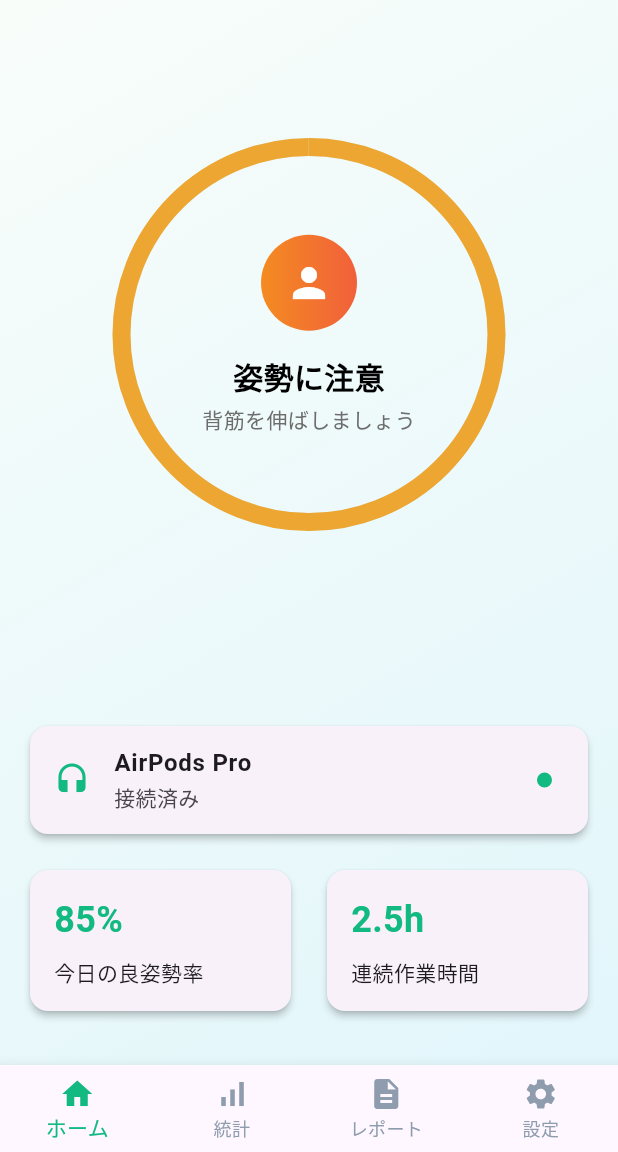
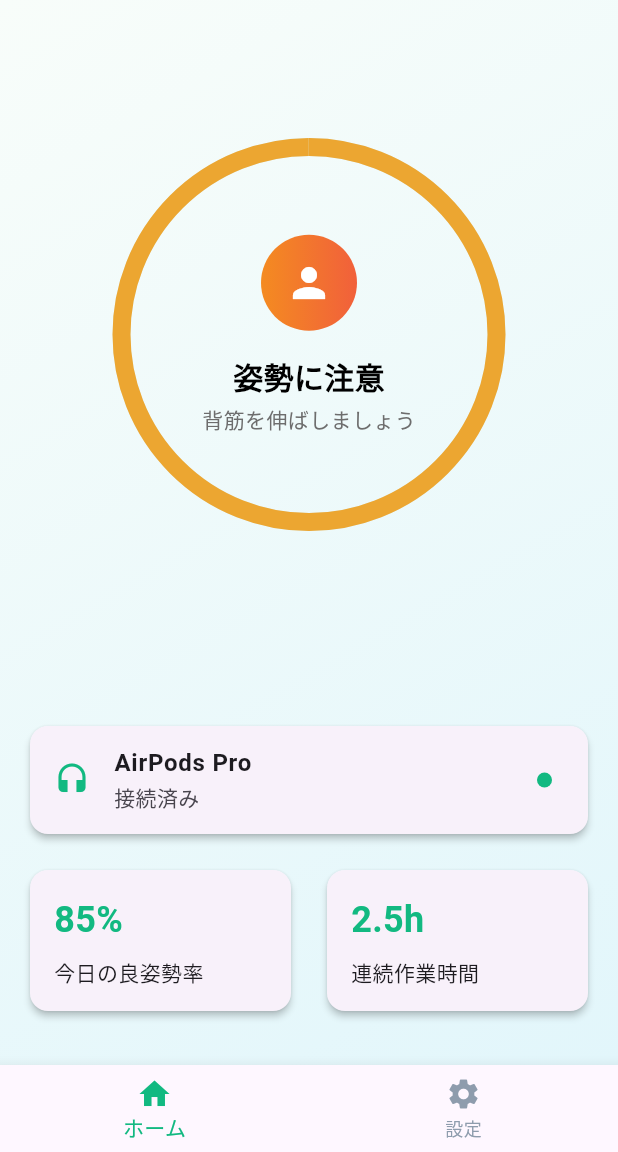
Before and after one commit to HackU-team6/frontend, a Flutter app: the screen it shows after launch, on a phone screen of 412 x 824 dp, the part 84-1236 px from its top. Run offline on Flutter 3.47's test engine with Material 3 defaults, Android fonts, the phone set to English and light mode, and no system bars; our stand-ins replace flutter_local_notifications, shared_preferences; missing offline and left inert: flutter_airpods.

Commit message:
リファクタリング

```diff
--- a/lib/screen/home_screen.dart
+++ b/lib/screen/home_screen.dart
@@ -1,9 +1,7 @@
 import 'package:flutter/material.dart';
 import 'package:flutter_local_notifications/flutter_local_notifications.dart';
 import 'package:nekoze_notify/main.dart';
-import 'package:nekoze_notify/screen/analysis_screen.dart';
 import 'package:nekoze_notify/screen/home_screen_content.dart';
-import 'package:nekoze_notify/screen/report_screen.dart';
 import 'package:nekoze_notify/screen/setting_screen.dart';
 
 class HomeScreen extends StatefulWidget {
@@ -23,8 +21,6 @@ class _HomeScreenState extends State<HomeScreen> {
     super.initState();
     _pages = <Widget>[
       HomeScreenContent(),
-      AnalysisScreen(),
-      ReportScreen(),
       SettingScreen(
         onStartPressed: () {
           // TODO: ユーザーが座り始めたことを通知したので、ジャイロ値を1分おきに取ってくる関数を実装する
@@ -73,11 +69,6 @@ class _HomeScreenState extends State<HomeScreen> {
         onTap: _onNavigationItemTapped,
         items: const <BottomNavigationBarItem>[
           BottomNavigationBarItem(icon: Icon(Icons.home), label: 'ホーム'),
-          BottomNavigationBarItem(
-            icon: Icon(Icons.signal_cellular_alt),
-            label: '統計',
-          ),
-          BottomNavigationBarItem(icon: Icon(Icons.description), label: 'レポート'),
           BottomNavigationBarItem(icon: Icon(Icons.settings), label: '設定'),
         ],
       ),
```
Also changed, not shown: lib/screen/analysis_screen.dart (deleted, +0 -24 lines), lib/screen/report_screen.dart (deleted, +0 -24 lines), 1 other file.
